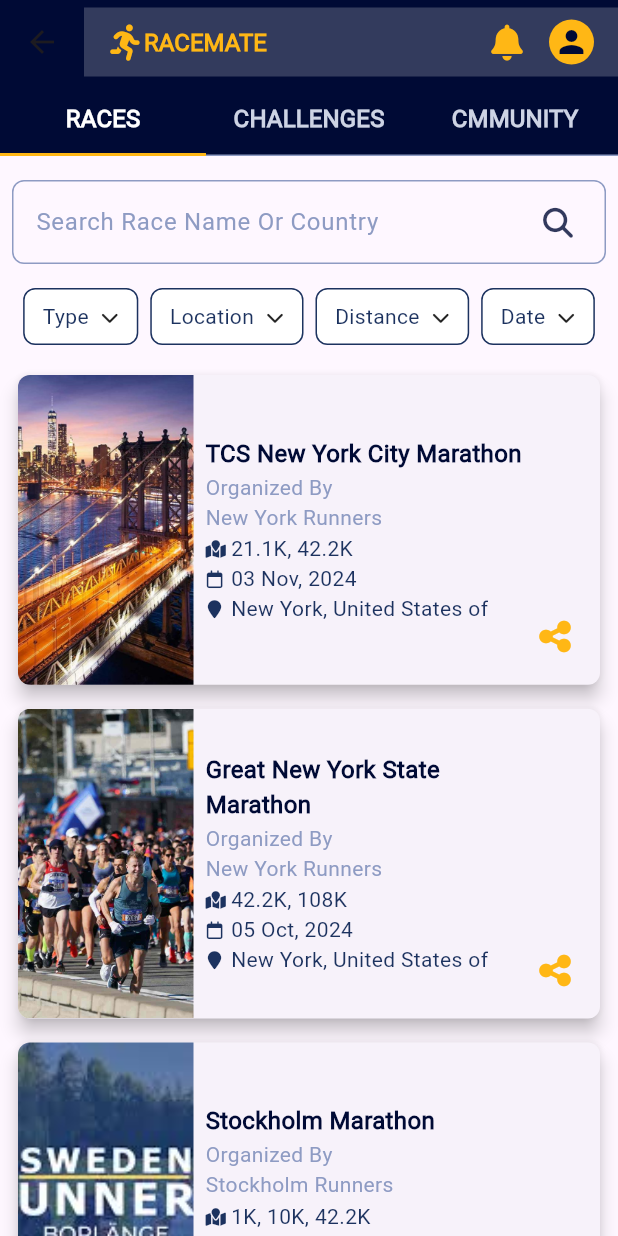
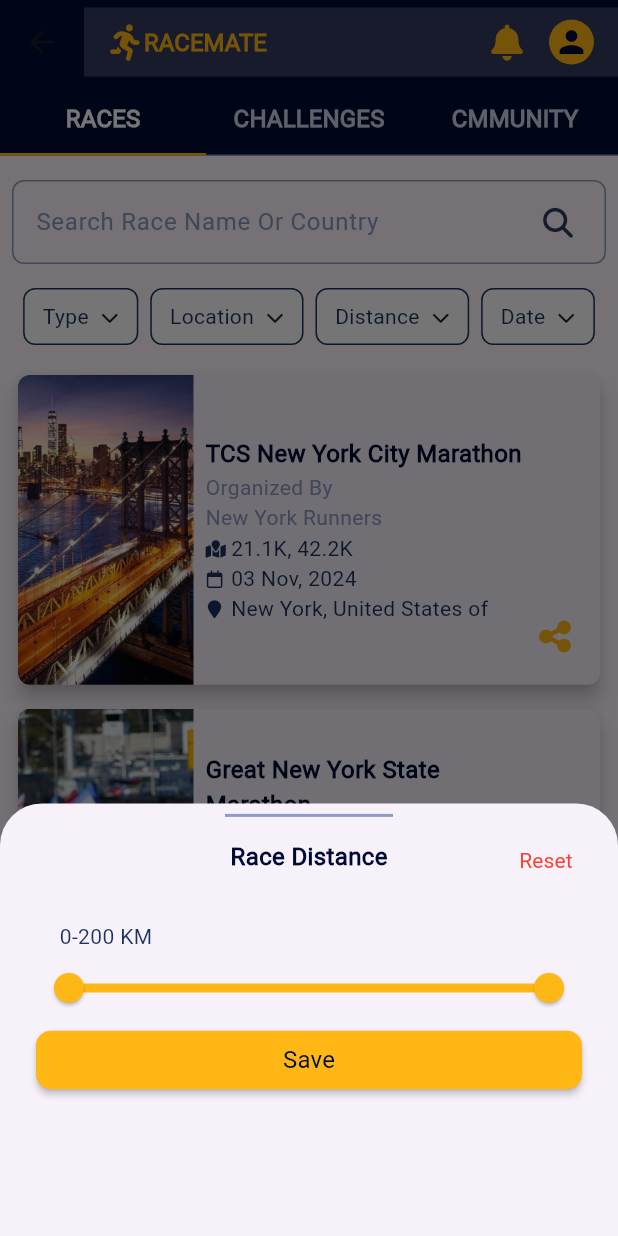
Before and after one commit to Waheed-Ashraf/Racemate-Task, a Flutter app: the ExpolreBody screen opened directly, after a tap on "Distance", on a phone screen of 412 x 824 dp. Run offline on Flutter 3.47's test engine with Material 3 defaults, Android fonts, the light colour scheme and no system bars; our stand-ins replace equatable, flutter_bloc, font_awesome_flutter, get_it, lottie.

Commit message:
distance bottom sheet

```diff
--- /dev/null
+++ b/lib/featuers/explore/presentation/view/widgets/distance_filter_bottom_sheet.dart
@@ -0,0 +1,100 @@
+import 'package:flutter/material.dart';
+import 'package:flutter/widgets.dart';
+import 'package:optomatica_flutter_task/core/utils/app_styles.dart';
+import 'package:optomatica_flutter_task/core/utils/colors_pallet.dart';
+import 'package:optomatica_flutter_task/core/widgets/custom_button.dart';
+
+class DistanceFilterBottomSheet extends StatefulWidget {
+  const DistanceFilterBottomSheet({super.key});
+
+  @override
+  State<DistanceFilterBottomSheet> createState() =>
+      _DistanceFilterBottomSheetState();
+}
+
+class _DistanceFilterBottomSheetState extends State<DistanceFilterBottomSheet> {
+  RangeValues _values = const RangeValues(0, 200);
+  final RangeValues _defaultValues = const RangeValues(0, 200);
+
+  @override
+  Widget build(BuildContext context) {
+    return SizedBox(
+      child: Stack(children: [
+        Column(
+          crossAxisAlignment: CrossAxisAlignment.center,
+          children: [
+            Divider(
+              indent: 150,
+              endIndent: 150,
+              thickness: 2,
+              color: ColorPallet.secondBlueColor,
+            ),
+            const SizedBox(
+              height: 8,
+            ),
+            Text(
+              'Race Distance',
+              style: AppStyles.styleTitleBold16,
+            ),
+            Container(
+              padding: const EdgeInsets.only(right: 20.0, left: 20, top: 32),
+              child: Column(
+                mainAxisAlignment: MainAxisAlignment.center,
+                children: [
+                  Align(
+                    alignment: Alignment.centerLeft,
+                    child: Padding(
+                      padding: const EdgeInsets.only(left: 16),
+                      child: Text(
+                        ' ${_values.start.round()}-${_values.end.round()} KM',
+                        style: AppStyles.styleSubTitle14,
+                      ),
+                    ),
+                  ),
+                  RangeSlider(
+                    activeColor: ColorPallet.secondaryColor,
+                    values: _values,
+                    min: 0,
+                    max: 200,
+                    divisions: 200,
+                    onChanged: (RangeValues values) {
+                      setState(() {
+                        _values = values;
+                      });
+                    },
+                  ),
+                ],
+              ),
+            ),
+            Padding(
+              padding: const EdgeInsets.symmetric(horizontal: 24),
+              child: CustomButton(
+                text: 'Save',
+                onPressed: () {
+                  Navigator.pop(context);
+                },
+                color: ColorPallet.secondaryColor,
+              ),
+            )
+          ],
+        ),
+        Positioned(
+          right: 16,
+          top: 14,
+          child: TextButton(
+              onPressed: () {
+                setState(() {
+                  _values = _defaultValues;
+                });
+              },
+              child: const Text(
+                'Reset',
+                style: TextStyle(
+                  color: Colors.red,
+                ),
+              )),
+        )
+      ]),
+    );
+  }
+}
```
Also changed, not shown: lib/featuers/explore/presentation/view/widgets/filter_bottom_sheet_row.dart (+9 -4 lines), lib/featuers/explore/presentation/view/widgets/filter_row.dart (+26 -89 lines), lib/featuers/explore/presentation/view/widgets/location_filter_bottom_sheet.dart (added, +64 -0 lines), lib/featuers/explore/presentation/view/widgets/type_filter_bottom_sheet.dart (added, +51 -0 lines).
